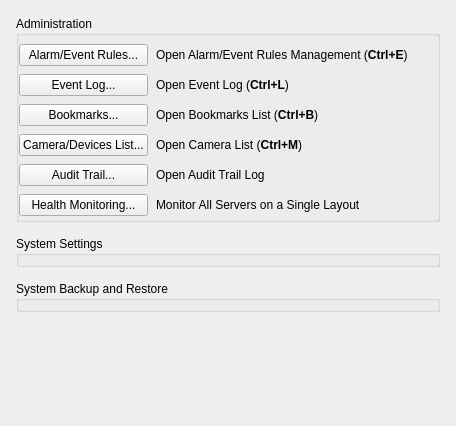
Above: client/libclient/src/ui/widgets/system_settings/general_system_administration_widget.ui from networkoptix/nx_open before the change. Below: the same form after it.
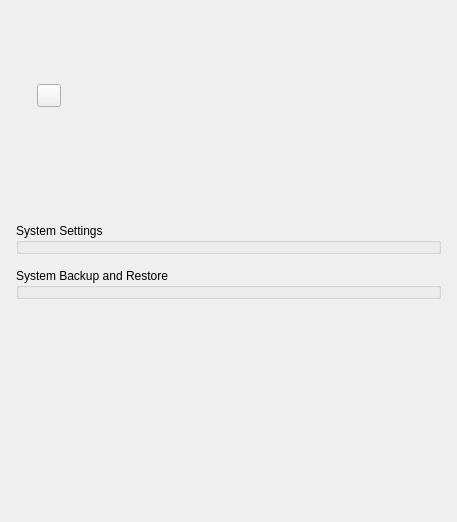
That is the form after the change. Custom widgets are drawn as their Qt base class.

Commit message:
VMS-2597: General System Settings redesign
<==== Mercurial data ====>
Branch: dev_3.0.0_gui

What changed in the file:
```diff
--- a/client/libclient/src/ui/widgets/system_settings/general_system_administration_widget.ui
+++ b/client/libclient/src/ui/widgets/system_settings/general_system_administration_widget.ui
@@ -6,193 +6,169 @@
    <rect>
     <x>0</x>
     <y>0</y>
-    <width>456</width>
-    <height>426</height>
+    <width>457</width>
+    <height>522</height>
    </rect>
   </property>
   <layout class="QVBoxLayout" name="verticalLayout">
    <property name="spacing">
-    <number>14</number>
+    <number>0</number>
    </property>
    <property name="leftMargin">
-    <number>16</number>
+    <number>0</number>
    </property>
    <property name="topMargin">
-    <number>16</number>
+    <number>0</number>
    </property>
    <property name="rightMargin">
-    <number>16</number>
+    <number>0</number>
    </property>
    <property name="bottomMargin">
-    <number>16</number>
+    <number>0</number>
    </property>
    <item>
-    <widget class="QGroupBox" name="commonGroupBox">
-     <property name="title">
-      <string>Administration</string>
-     </property>
-     <property name="flat">
-      <bool>true</bool>
-     </property>
-     <layout class="QGridLayout" name="gridLayout" columnstretch="0,1">
+    <widget class="QnPanel" name="widget" native="true">
+     <layout class="QVBoxLayout" name="verticalLayout_4">
+      <property name="spacing">
+       <number>24</number>
+      </property>
       <property name="leftMargin">
-       <number>0</number>
+       <number>16</number>
       </property>
       <property name="topMargin">
-       <number>8</number>
+       <number>24</number>
       </property>
       <property name="rightMargin">
-       <number>0</number>
+       <number>16</number>
       </property>
       <property name="bottomMargin">
-       <number>3</number>
+       <number>16</number>
       </property>
-      <property name="spacing">
-       <number>8</number>
-      </property>
-      <item row="0" column="0">
-       <widget class="QPushButton" name="businessRulesButton">
-        <property name="text">
-         <string>Alarm/Event Rules...</string>
+      <item>
+       <widget class="QStackedWidget" name="systemNameStackedWidget">
+        <property name="currentIndex">
+         <number>0</number>
         </property>
+        <widget class="QWidget" name="labelPage">
+         <layout class="QHBoxLayout" name="horizontalLayout_2">
+          <property name="leftMargin">
+           <number>8</number>
+          </property>
+          <item>
+           <widget class="QLabel" name="systemNameLabel">
+            <property name="text">
+             <string notr="true">&lt;system name&gt;</string>
+            </property>
+           </widget>
+          </item>
+          <item>
+           <widget class="QToolButton" name="systemNameEditButton">
+            <property name="text">
+             <string notr="true"/>
+            </property>
+           </widget>
+          </item>
+          <item>
+           <spacer name="horizontalSpacer">
+            <property name="orientation">
+             <enum>Qt::Horizontal</enum>
+            </property>
+            <property name="sizeHint" stdset="0">
+             <size>
+              <width>40</width>
+              <height>20</height>
+             </size>
+            </property>
+           </spacer>
+          </item>
+         </layout>
+        </widget>
+        <widget class="QWidget" name="editPage">
+         <layout class="QHBoxLayout" name="horizontalLayout">
+          <item>
+           <widget class="QLineEdit" name="systemNameEdit"/>
+          </item>
+         </layout>
+        </widget>
        </widget>
       </item>
-      <item row="0" column="1">
-       <widget class="QLabel" name="eventRulesLabel">
-        <property name="text">
-         <string notr="true" extracomment="Text set in source file">&lt;html&gt;&lt;head/&gt;&lt;body&gt;&lt;p&gt;Open Alarm/Event Rules Management (&lt;span style=&quot; font-weight:600;&quot;&gt;Ctrl+E&lt;/span&gt;)&lt;/p&gt;&lt;/body&gt;&lt;/html&gt;</string>
-        </property>
-       </widget>
+      <item>
+       <widget class="QWidget" name="buttonWidget" native="true"/>
       </item>
-      <item row="1" column="0">
-       <widget class="QPushButton" name="eventLogButton">
-        <property name="text">
-         <string>Event Log...</string>
-        </property>
-       </widget>
-      </item>
-      <item row="1" column="1">
-       <widget class="QLabel" name="eventLogLabel">
-        <property name="text">
-         <string notr="true" extracomment="Text set in source file">&lt;html&gt;&lt;head/&gt;&lt;body&gt;&lt;p&gt;Open Event Log (&lt;span style=&quot; font-weight:600;&quot;&gt;Ctrl+L&lt;/span&gt;)&lt;/p&gt;&lt;/body&gt;&lt;/html&gt;</string>
-        </property>
-       </widget>
-      </item>
-      <item row="2" column="0">
-       <widget class="QPushButton" name="bookmarksButton">
-        <property name="text">
-         <string>Bookmarks...</string>
-        </property>
-       </widget>
-      </item>
-      <item row="2" column="1">
-       <widget class="QLabel" name="bookmarksLabel">
-        <property name="text">
-         <string notr="true" extracomment="Test set in source file">&lt;html&gt;&lt;head/&gt;&lt;body&gt;&lt;p&gt;Open Bookmarks List (&lt;span style=&quot; font-weight:600;&quot;&gt;Ctrl+B&lt;/span&gt;)&lt;/p&gt;&lt;/body&gt;&lt;/html&gt;</string>
-        </property>
-       </widget>
-      </item>
-      <item row="3" column="0">
-       <widget class="QPushButton" name="cameraListButton">
-        <property name="text">
-         <string notr="true">Camera/Devices List...</string>
-        </property>
-       </widget>
-      </item>
-      <item row="3" column="1">
-       <widget class="QLabel" name="cameraListLabel">
-        <property name="text">
-         <string notr="true" extracomment="Text set in source file">&lt;html&gt;&lt;head/&gt;&lt;body&gt;&lt;p&gt;Open Camera List (&lt;span style=&quot; font-weight:600;&quot;&gt;Ctrl+M&lt;/span&gt;)&lt;/p&gt;&lt;/body&gt;&lt;/html&gt;</string>
-        </property>
-       </widget>
-      </item>
-      <item row="4" column="0">
-       <widget class="QPushButton" name="auditLogButton">
-        <property name="text">
-         <string>Audit Trail...</string>
-        </property>
-       </widget>
-      </item>
-      <item row="4" column="1">
-       <widget class="QLabel" name="auditLogLabel">
-        <property name="text">
-         <string>Open Audit Trail Log</string>
-        </property>
-       </widget>
-      </item>
-      <item row="5" column="0">
-       <widget class="QPushButton" name="healthMonitorButton">
-        <property name="text">
-         <string>Health Monitoring...</string>
-        </property>
-       </widget>
-      </item>
-      <item row="5" column="1">
-       <widget class="QLabel" name="healthMonitoringLabel">
-        <property name="text">
-         <string>Monitor All Servers on a Single Layout</string>
-        </property>
-       </widget>
-      </item>
      </layout>
     </widget>
    </item>
    <item>
-    <widget class="QGroupBox" name="systemSettingsGroupBox">
-     <property name="title">
-      <string>System Settings</string>
-     </property>
-     <property name="flat">
-      <bool>true</bool>
-     </property>
-     <layout class="QVBoxLayout" name="verticalLayout_2">
+    <widget class="QWidget" name="widget_2" native="true">
+     <layout class="QVBoxLayout" name="verticalLayout_5">
       <property name="spacing">
-       <number>8</number>
+       <number>14</number>
       </property>
       <property name="leftMargin">
-       <number>0</number>
+       <number>16</number>
       </property>
       <property name="topMargin">
-       <number>8</number>
+       <number>16</number>
       </property>
       <property name="rightMargin">
-       <number>0</number>
+       <number>16</number>
       </property>
       <property name="bottomMargin">
-       <number>0</number>
+       <number>16</number>
       </property>
       <item>
-       <widget class="QnSystemSettingsWidget" name="systemSettingsWidget" native="true"/>
+       <widget class="QGroupBox" name="systemSettingsGroupBox">
+        <property name="title">
+         <string>System Settings</string>
+        </property>
+        <property name="flat">
+         <bool>true</bool>
+        </property>
+        <layout class="QVBoxLayout" name="verticalLayout_2">
+         <property name="leftMargin">
+          <number>0</number>
+         </property>
+         <property name="topMargin">
+          <number>0</number>
+         </property>
+         <property name="rightMargin">
+          <number>0</number>
+         </property>
+         <property name="bottomMargin">
+          <number>0</number>
+         </property>
+         <item>
+          <widget class="QnSystemSettingsWidget" name="systemSettingsWidget" native="true"/>
+         </item>
+        </layout>
+       </widget>
       </item>
-     </layout>
-    </widget>
-   </item>
-   <item>
-    <widget class="QGroupBox" name="backupGroupBox">
-     <property name="title">
-      <string>System Backup and Restore</string>
-     </property>
-     <property name="flat">
-      <bool>true</bool>
-     </property>
-     <layout class="QVBoxLayout" name="verticalLayout_3">
-      <property name="spacing">
-       <number>8</number>
-      </property>
-      <property name="leftMargin">
-       <number>0</number>
-      </property>
-      <property name="topMargin">
-       <number>8</number>
-      </property>
-      <property name="rightMargin">
-       <number>0</number>
-      </property>
-      <property name="bottomMargin">
-       <number>0</number>
-      </property>
       <item>
-       <widget class="QnDatabaseManagementWidget" name="backupWidget" native="true"/>
+       <widget class="QGroupBox" name="backupGroupBox">
+        <property name="title">
+         <string>System Backup and Restore</string>
+        </property>
+        <property name="flat">
+         <bool>true</bool>
+        </property>
+        <layout class="QVBoxLayout" name="verticalLayout_3">
+         <property name="leftMargin">
+          <number>0</number>
+         </property>
+         <property name="topMargin">
+          <number>0</number>
+         </property>
+         <property name="rightMargin">
+          <number>0</number>
+         </property>
+         <property name="bottomMargin">
+          <number>0</number>
+         </property>
+         <item>
+          <widget class="QnDatabaseManagementWidget" name="backupWidget" native="true"/>
+         </item>
+        </layout>
+       </widget>
       </item>
      </layout>
     </widget>
@@ -213,6 +189,12 @@
   </layout>
  </widget>
  <customwidgets>
+  <customwidget>
+   <class>QnPanel</class>
+   <extends>QWidget</extends>
+   <header location="global">ui/widgets/common/panel.h</header>
+   <container>1</container>
+  </customwidget>
   <customwidget>
    <class>QnSystemSettingsWidget</class>
    <extends>QWidget</extends>
```
The commit also changes 9 other files.
